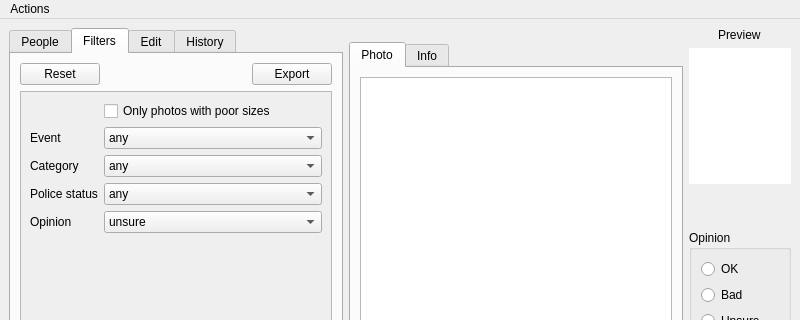
This is ui/editor.ui in asuffield/ef-editor as Qt 5 draws it before an edit; both pictures show x 0 to 800 and y 0 to 320 of the 800 by 600 pixel window. The edited form follows.
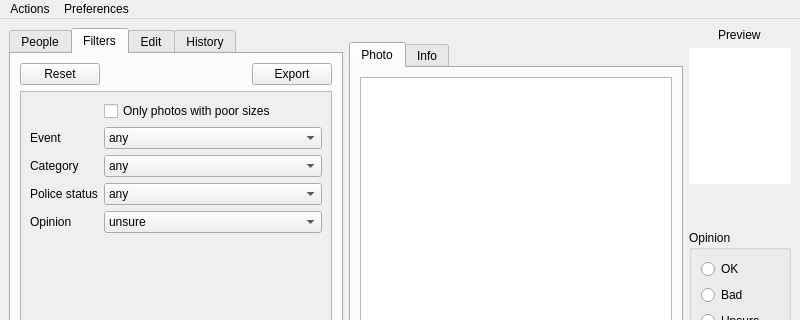
This is the edited form. The open tabs and pages were chosen to show the change.

Patch:
```diff
--- a/ui/editor.ui
+++ b/ui/editor.ui
@@ -1316,7 +1316,14 @@
     <addaction name="action_editimage"/>
     <addaction name="action_openeventsforce"/>
    </widget>
+   <widget class="QMenu" name="menuPreferences">
+    <property name="title">
+     <string>Preferences</string>
+    </property>
+    <addaction name="actionChoose_image_editor"/>
+   </widget>
    <addaction name="menuActions"/>
+   <addaction name="menuPreferences"/>
   </widget>
   <action name="action_fetch">
    <property name="text">
```
Left out of the diff: 15 changed lines with no effect on the pictures.
